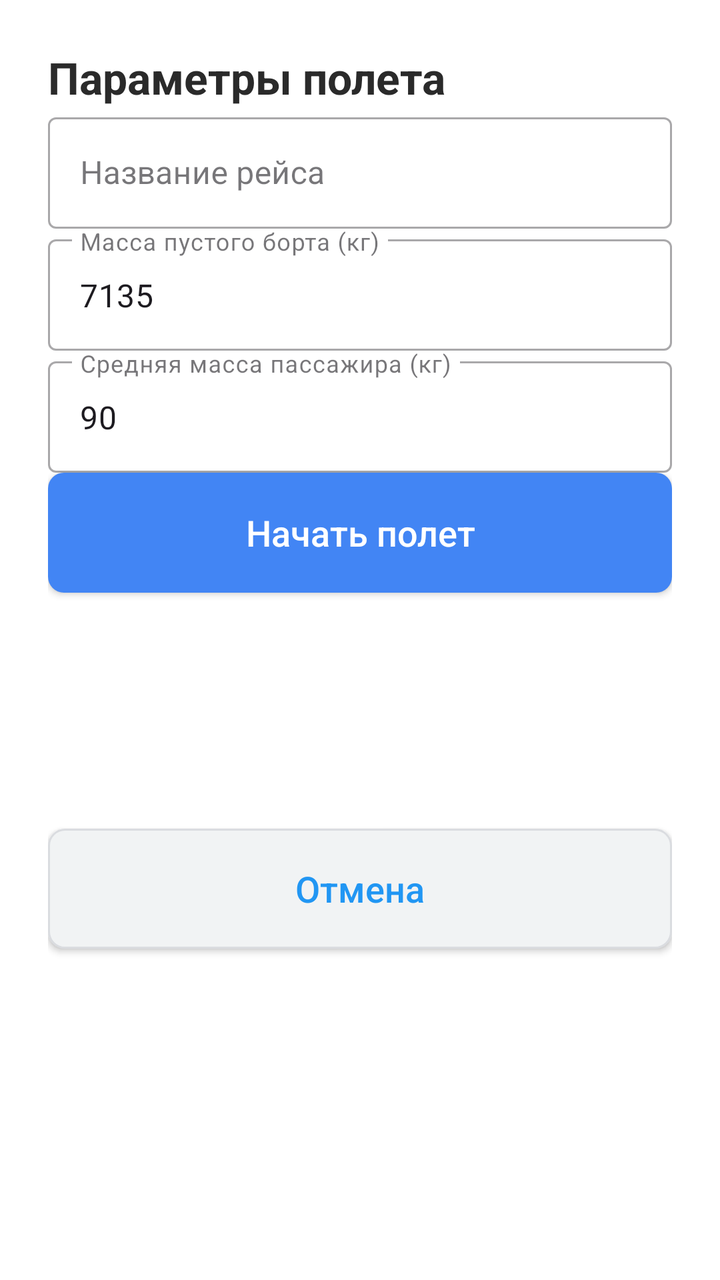
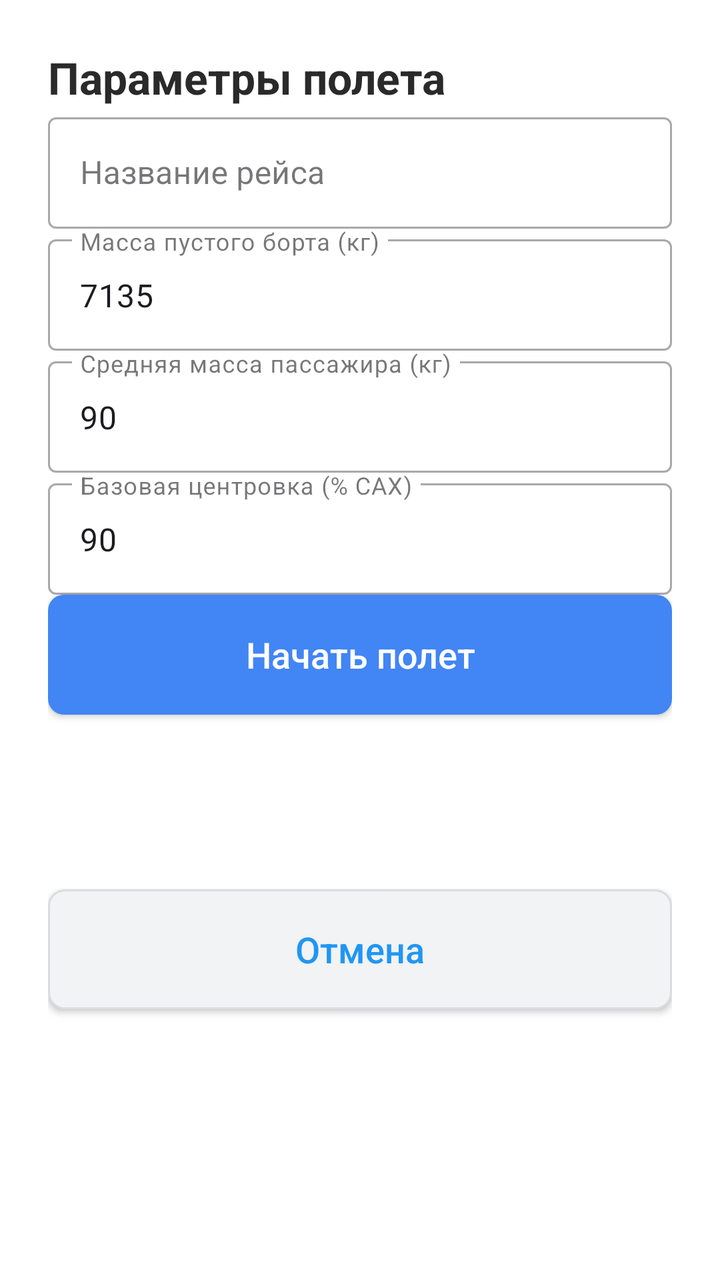

Compare the two renders of this Android layout. The source of the first and the diff that turns it into the second are given below.
<!-- AndroidManifest.xml: application theme Theme.Flight_information_calculator -->
<!-- res/layout/activity_start.xml -->
<?xml version="1.0" encoding="utf-8"?>
<ScrollView
    xmlns:android="http://schemas.android.com/apk/res/android"
    xmlns:app="http://schemas.android.com/apk/res-auto"
    xmlns:tools="http://schemas.android.com/tools"
    android:layout_width="match_parent"
    android:layout_height="match_parent"
    android:background="@android:color/white"
    android:id="@+id/main"
    android:fillViewport="true">

    <androidx.constraintlayout.widget.ConstraintLayout
        android:layout_width="match_parent"
        android:layout_height="wrap_content"
        android:padding="24dp">

        <TextView
            android:id="@+id/titleText"
            android:layout_width="0dp"
            android:layout_height="wrap_content"
            android:layout_marginBottom="24dp"
            android:text="Параметры полета"
            android:textColor="#2A2A2A"
            android:textSize="22sp"
            android:textStyle="bold"
            app:layout_constraintEnd_toEndOf="parent"
            app:layout_constraintStart_toStartOf="parent"
            app:layout_constraintTop_toTopOf="parent"/>

        
        <com.google.android.material.textfield.TextInputLayout
            android:id="@+id/flightNameLayout"
            style="@style/Widget.MaterialComponents.TextInputLayout.OutlinedBox"
            android:layout_width="0dp"
            android:layout_height="wrap_content"
            android:layout_marginBottom="16dp"
            android:hint="Название рейса"
            app:layout_constraintEnd_toEndOf="parent"
            app:layout_constraintStart_toStartOf="parent"
            app:layout_constraintTop_toBottomOf="@id/titleText">

            <com.google.android.material.textfield.TextInputEditText
                android:id="@+id/editTextText3"
                android:layout_width="match_parent"
                android:layout_height="wrap_content"
                android:inputType="textCapWords"
                android:singleLine="true"/>
        </com.google.android.material.textfield.TextInputLayout>

        
        <com.google.android.material.textfield.TextInputLayout
            android:id="@+id/emptyWeightLayout"
            style="@style/Widget.MaterialComponents.TextInputLayout.OutlinedBox"
            android:layout_width="0dp"
            android:layout_height="wrap_content"
            android:layout_marginBottom="16dp"
            android:hint="Масса пустого борта (кг)"
            app:layout_constraintEnd_toEndOf="parent"
            app:layout_constraintStart_toStartOf="parent"
            app:layout_constraintTop_toBottomOf="@id/flightNameLayout">

            <com.google.android.material.textfield.TextInputEditText
                android:id="@+id/numberInput5"
                android:layout_width="match_parent"
                android:layout_height="wrap_content"
                android:inputType="numberDecimal"
                android:text="7135"/>
        </com.google.android.material.textfield.TextInputLayout>

        
        <com.google.android.material.textfield.TextInputLayout
            android:id="@+id/passengerWeightLayout"
            style="@style/Widget.MaterialComponents.TextInputLayout.OutlinedBox"
            android:layout_width="0dp"
            android:layout_height="wrap_content"
            android:layout_marginBottom="32dp"
            android:hint="Средняя масса пассажира (кг)"
            app:layout_constraintEnd_toEndOf="parent"
            app:layout_constraintStart_toStartOf="parent"
            app:layout_constraintTop_toBottomOf="@id/emptyWeightLayout">

            <com.google.android.material.textfield.TextInputEditText
                android:id="@+id/numberInput6"
                android:layout_width="match_parent"
                android:layout_height="wrap_content"
                android:inputType="numberDecimal"
                android:text="90"/>
        </com.google.android.material.textfield.TextInputLayout>

        
        <Button
            android:id="@+id/buttonStartGo3"
            android:layout_width="0dp"
            android:layout_height="60dp"
            android:background="@drawable/button_primary"
            android:onClick="onStartButtonClick"
            android:text="Начать полет"
            android:textAllCaps="false"
            android:textColor="@android:color/white"
            android:textSize="18sp"
            app:layout_constraintEnd_toEndOf="parent"
            app:layout_constraintStart_toStartOf="parent"
            app:layout_constraintTop_toBottomOf="@id/passengerWeightLayout" />

        
        <Button
            android:id="@+id/buttonCancel"
            android:layout_width="0dp"
            android:layout_height="60dp"
            android:layout_marginTop="16dp"
            android:layout_marginBottom="40dp"
            android:background="@drawable/button_secondary"
            android:onClick="onCancelButtonClick"
            android:text="Отмена"
            android:textAllCaps="false"
            android:textColor="#2196F3"
            android:textSize="18sp"
            app:layout_constraintBottom_toBottomOf="parent"
            app:layout_constraintEnd_toEndOf="parent"
            app:layout_constraintStart_toStartOf="parent"
            app:layout_constraintTop_toBottomOf="@id/buttonStartGo3" />

    </androidx.constraintlayout.widget.ConstraintLayout>
</ScrollView>
<!-- resources referenced by this layout -->
<resources>
  <!-- drawable button_primary (drawable) -->
  <?xml version="1.0" encoding="utf-8"?>
  <shape xmlns:android="http://schemas.android.com/apk/res/android">
      <corners android:radius="8dp"/>
      <solid android:color="#4285F4"/>
  </shape>
  <!-- drawable button_secondary (drawable) -->
  <?xml version="1.0" encoding="utf-8"?>
  <shape xmlns:android="http://schemas.android.com/apk/res/android">
      <corners android:radius="8dp"/>
      <solid android:color="#F1F3F4"/>
      <stroke android:width="1dp" android:color="#DADCE0"/>
  </shape>
  <style name="Theme.Flight_information_calculator" parent="Base.Theme.Flight_information_calculator" />
  <style name="Base.Theme.Flight_information_calculator" parent="Theme.Material3.DayNight.NoActionBar">
          
          
      </style>
</resources>

<!-- the commit's change to res/layout/activity_start.xml (unified diff, before → after) -->
@@ -73,7 +73,7 @@
             style="@style/Widget.MaterialComponents.TextInputLayout.OutlinedBox"
             android:layout_width="0dp"
             android:layout_height="wrap_content"
-            android:layout_marginBottom="32dp"
+            android:layout_marginBottom="16dp"
             android:hint="Средняя масса пассажира (кг)"
             app:layout_constraintEnd_toEndOf="parent"
             app:layout_constraintStart_toStartOf="parent"
@@ -85,6 +85,26 @@
                 android:layout_height="wrap_content"
                 android:inputType="numberDecimal"
                 android:text="90"/>
+        </com.google.android.material.textfield.TextInputLayout>
+
+        
+        <com.google.android.material.textfield.TextInputLayout
+            android:id="@+id/baseCenteringLayout"
+            style="@style/Widget.MaterialComponents.TextInputLayout.OutlinedBox"
+            android:layout_width="0dp"
+            android:layout_height="wrap_content"
+            android:layout_marginBottom="32dp"
+            android:hint="Базовая центровка (% САХ)"
+            app:layout_constraintEnd_toEndOf="parent"
+            app:layout_constraintStart_toStartOf="parent"
+            app:layout_constraintTop_toBottomOf="@id/passengerWeightLayout">
+
+            <com.google.android.material.textfield.TextInputEditText
+                android:id="@+id/baseCenteringInput"
+                android:layout_width="match_parent"
+                android:layout_height="wrap_content"
+                android:inputType="numberDecimal"
+                android:text="90" />
         </com.google.android.material.textfield.TextInputLayout>
 
         
@@ -100,7 +120,7 @@
             android:textSize="18sp"
             app:layout_constraintEnd_toEndOf="parent"
             app:layout_constraintStart_toStartOf="parent"
-            app:layout_constraintTop_toBottomOf="@id/passengerWeightLayout" />
+            app:layout_constraintTop_toBottomOf="@id/baseCenteringLayout" />
 
         
         <Button
